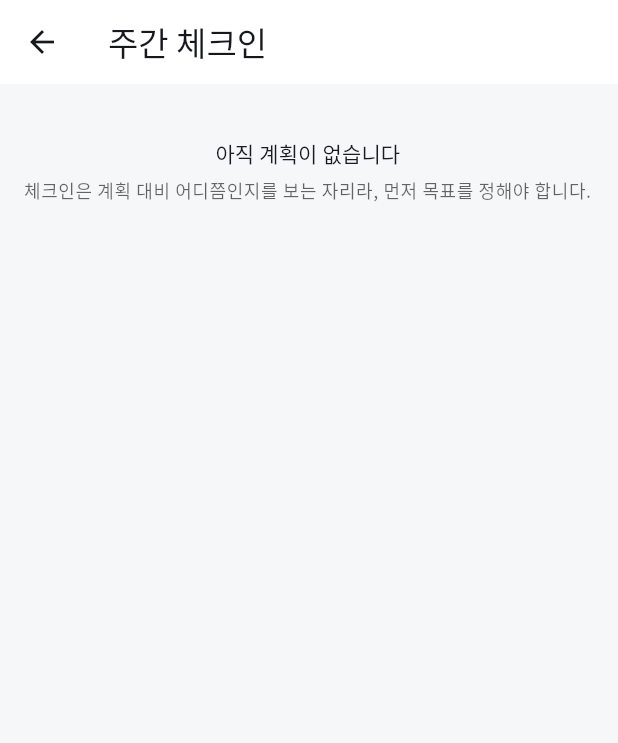
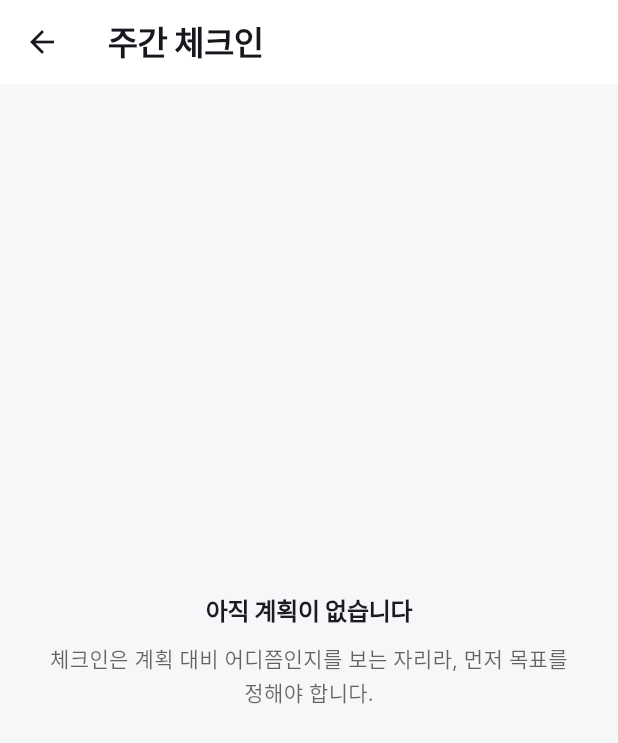
Before and after one commit to iacobuschoi/Mybody, a Flutter app: the CheckinScreen screen opened directly, on a phone screen of 412 x 824 dp. Shown: the top 743 px of the screen. Run offline on Flutter 3.47's test engine with Material 3 defaults, Android fonts, the phone set to English and light mode, and no system bars; our stand-ins replace shared_preferences; accounts and stored records are empty; network calls fail; Roboto replaces fonts that are missing (Pretendard); project files that could hold a hidden picture were left out.

Commit message:
친구가 0명으로 나오던 것, 그리고 글꼴·빈 화면
**친구 수가 언제나 0명이었습니다.** 서버는 이렇게 줍니다:

    { ok: true, friends: { accepted: [], incoming: [], ... } }

그런데 계정 화면은 `body['accepted']` 를 읽고 있었습니다 — 서버가 보내지
않는 이름이라 언제나 null 이고, 친구가 몇이든 0명이 됩니다. 친구 목록
화면은 처음부터 맞게 읽고 있어서, 목록에는 친구가 보이는데 이 화면만
0명이라고 우기는 모양이었습니다.

**시험이 이걸 놓친 이유**도 같이 고쳤습니다. 가짜 서버가 `accepted` 를
바로 돌려주게 돼 있었습니다 — 진짜 서버와 모양이 달라서, 화면이 틀린
자리를 읽는데도 통과했습니다. 진짜 모양으로 바꿨고, 고친 코드를 되돌려
실패하는 걸 보고 넣었습니다.

**글꼴을 Pretendard 로 바꿨습니다.** 한글 11,172자 전부 있고, 한 벌에
2.6MB 라 전보다 가볍습니다. 없는 기호 세 개(▾ ▸ ═)는 DejaVu 에서 떼어
붙였습니다 — Pretendard 가 2048 단위라 여태 쓰던 FreeSans(1000)로는 못
붙입니다. 도구가 **단위가 맞는 도너를 스스로 고르도록** 고쳤습니다.

한글은 글자마다 네모라 기본 자간이면 헐거워 보입니다. 제목일수록 더
그렇습니다 — 조금씩 좁히고 본문 줄 간격을 넉넉히 뒀습니다.

**빈 화면이 위에 붙어 있었습니다.** Column 은 위에서부터 쌓으므로 아래로
빈 공간이 화면 끝까지 이어졌고, 덜 그려진 것처럼 보였습니다. 가운데로
보냈습니다 — 부모가 높이를 주면 가운데, 안 주면 내용만큼만 차지합니다.

Co-Authored-By: Claude Opus 5 <noreply@anthropic.com>
Claude-Session: https://claude.ai/code/session_01VUx1QD5iR4br1KmNcSfk2v

```diff
--- a/app/lib/src/ui/widgets.dart
+++ b/app/lib/src/ui/widgets.dart
@@ -232,17 +232,36 @@ class EmptyState extends StatelessWidget {
   @override
   Widget build(BuildContext context) {
     final t = Theme.of(context);
-    return Padding(
-      padding: const EdgeInsets.symmetric(vertical: 36, horizontal: 16),
-      child: Column(children: [
-        Text(title, textAlign: TextAlign.center, style: t.textTheme.titleSmall),
-        if (detail != null) ...[
-          const SizedBox(height: 6),
-          Text(detail!, textAlign: TextAlign.center,
-              style: t.textTheme.bodySmall?.copyWith(color: t.hintColor, height: 1.5)),
-        ],
-        if (action != null) ...[const SizedBox(height: 14), action!],
-      ]),
+    /* **가운데에 둡니다.**
+     *
+     * 예전에는 그냥 Column 이었습니다. Column 은 위에서부터 쌓으므로, 화면
+     * 전체가 빈 상태일 때 글이 맨 위에 붙고 그 아래로 빈 공간이 화면 끝까지
+     * 이어졌습니다. 뭔가 덜 그려진 것처럼 보입니다.
+     *
+     * Center 는 부모가 높이를 주면 그 안에서 가운데로 가고, 안 주면(목록의
+     * 한 칸으로 들어갈 때) 내용만큼만 차지합니다 — 두 자리 다 맞습니다. */
+    return Center(
+      child: Padding(
+        padding: const EdgeInsets.fromLTRB(28, 36, 28, 48),
+        child: Column(
+          mainAxisSize: MainAxisSize.min,
+          mainAxisAlignment: MainAxisAlignment.center,
+          children: [
+            Text(title,
+                textAlign: TextAlign.center,
+                style: t.textTheme.titleMedium
+                    ?.copyWith(fontWeight: FontWeight.bold, letterSpacing: -0.2)),
+            if (detail != null) ...[
+              const SizedBox(height: 8),
+              Text(detail!,
+                  textAlign: TextAlign.center,
+                  style: t.textTheme.bodyMedium
+                      ?.copyWith(color: t.hintColor, height: 1.6)),
+            ],
+            if (action != null) ...[const SizedBox(height: 22), action!],
+          ],
+        ),
+      ),
     );
   }
 }
```
Also changed, not shown: app/lib/src/screens/account.dart (+9 -1 lines), app/lib/src/theme.dart (+16 -1 lines), app/pubspec.yaml (+6 -7 lines), app/assets/fonts/Roboto-Latin-Bold.ttf, app/assets/fonts/Roboto-Latin-Regular.ttf, 8 other files.
